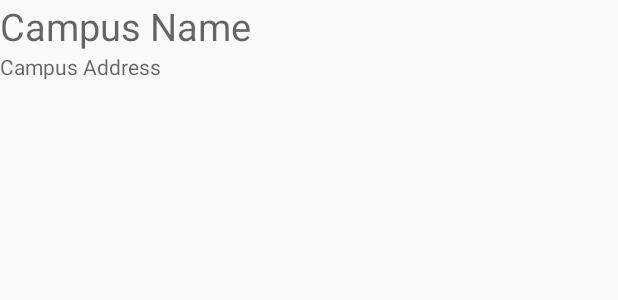
After one commit to Skouriskaze/FindFood, an Android app: the layout item_campus.xml on its own in the app's theme, with its tools: preview values and no code run, on a phone screen of 412 x 824 dp. The commit adds this screen. Shown: the top 300 px of the screen. Run offline under Robolectric (Android 15) with nearby library versions, the phone set to English and light mode, and no system bars.

Commit message:
Added campus listview

```diff
--- a/FoodApp/app/src/main/res/layout/activity_campus_chooser.xml
+++ b/FoodApp/app/src/main/res/layout/activity_campus_chooser.xml
@@ -12,4 +12,9 @@
     tools:context="caden.foodapp.CampusChooser"
     android:background="@color/colorPrimary">
 
+    <ListView
+        android:id="@+id/lvCampuses"
+        android:layout_width="match_parent"
+        android:layout_height="wrap_content"></ListView>
+
 </RelativeLayout>
--- /dev/null
+++ b/FoodApp/app/src/main/res/layout/item_campus.xml
@@ -0,0 +1,19 @@
+<?xml version="1.0" encoding="utf-8"?>
+<LinearLayout xmlns:android="http://schemas.android.com/apk/res/android"
+    android:orientation="vertical" android:layout_width="match_parent"
+    android:layout_height="match_parent">
+
+    <TextView
+        android:id="@+id/tvCampusName"
+        android:hint="Campus Name"
+        android:textSize="25sp"
+        android:layout_width="wrap_content"
+        android:layout_height="wrap_content" />
+
+    <TextView
+        android:id="@+id/tvCampusAddress"
+        android:hint="Campus Address"
+        android:layout_width="wrap_content"
+        android:layout_height="wrap_content" />
+
+</LinearLayout>
```
Also changed, not shown: FoodApp/app/src/main/java/caden/foodapp/Campus.java (added, +31 -0 lines), FoodApp/app/src/main/java/caden/foodapp/CampusChooser.java (+42 -0 lines).
